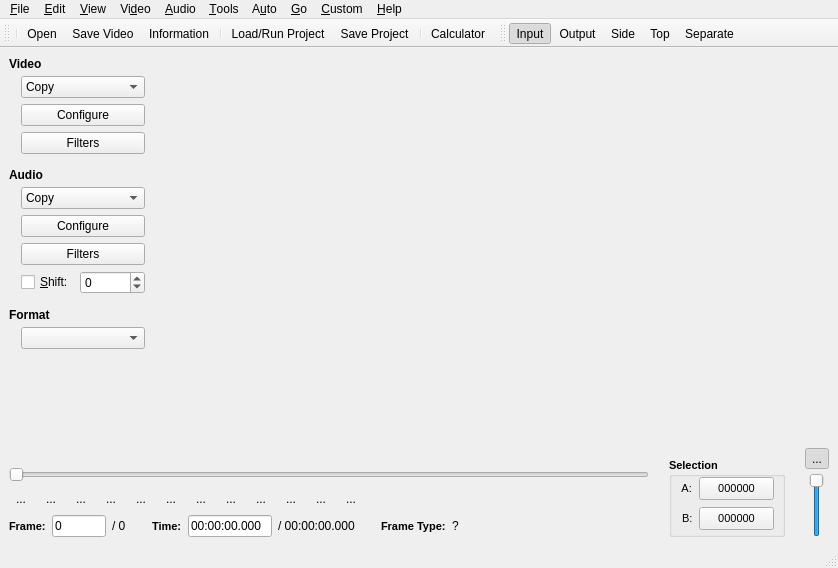
Old version of the form branches/avidemux_2.4_branch/avidemux/ADM_userInterfaces/ADM_QT4/ADM_gui/gui2.ui in the repository BackupTheBerlios/avidemux-svn.
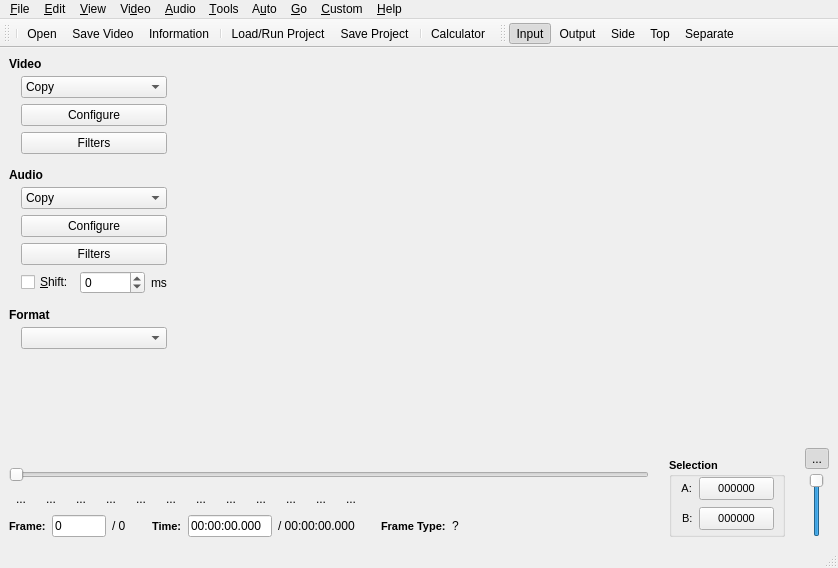
New version of the form. Icons and pictures are not drawn. Custom widgets are drawn as their Qt base class.

Commit message: [UI] display unit for audio shift on main UIs (FS#364)

What changed in the file:
```diff
--- a/branches/avidemux_2.4_branch/avidemux/ADM_userInterfaces/ADM_QT4/ADM_gui/gui2.ui
+++ b/branches/avidemux_2.4_branch/avidemux/ADM_userInterfaces/ADM_QT4/ADM_gui/gui2.ui
@@ -415,8 +415,12 @@
                   <property name="minimum" >
                    <number>-99999</number>
                   </property>
-                  <property name="maximum" >
-                   <number>99999</number>
+                 </widget>
+                </item>
+                <item>
+                 <widget class="QLabel" name="label_9" >
+                  <property name="text" >
+                   <string>ms</string>
                   </property>
                  </widget>
                 </item>
```
The commit also changes 2 other files.
